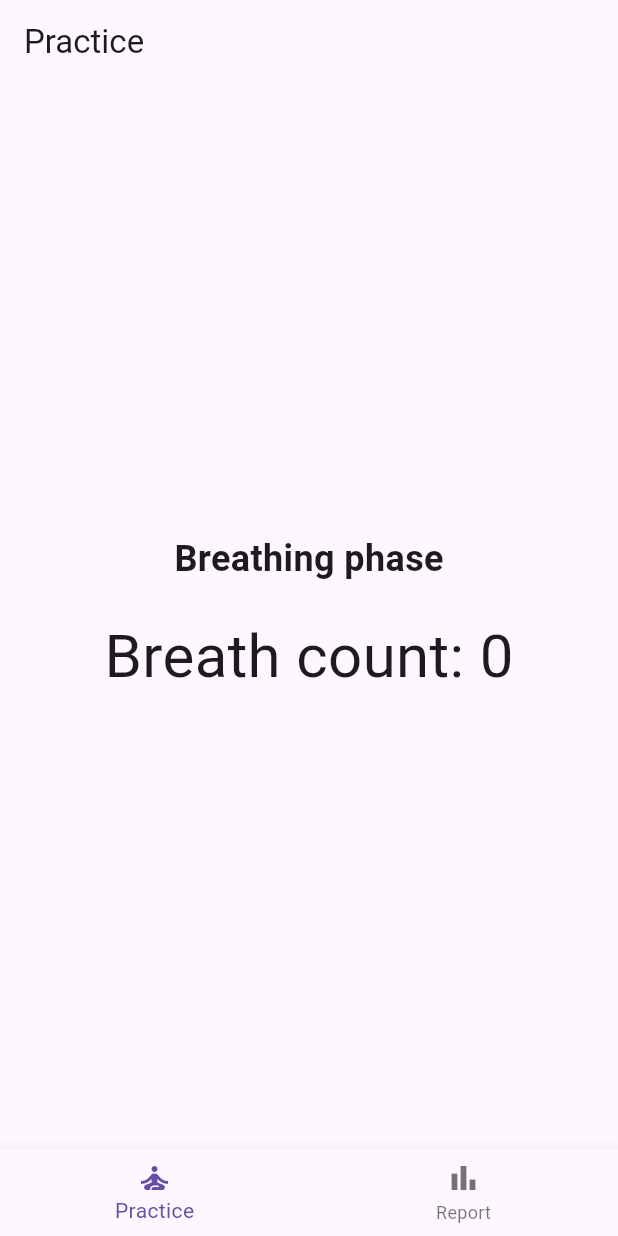
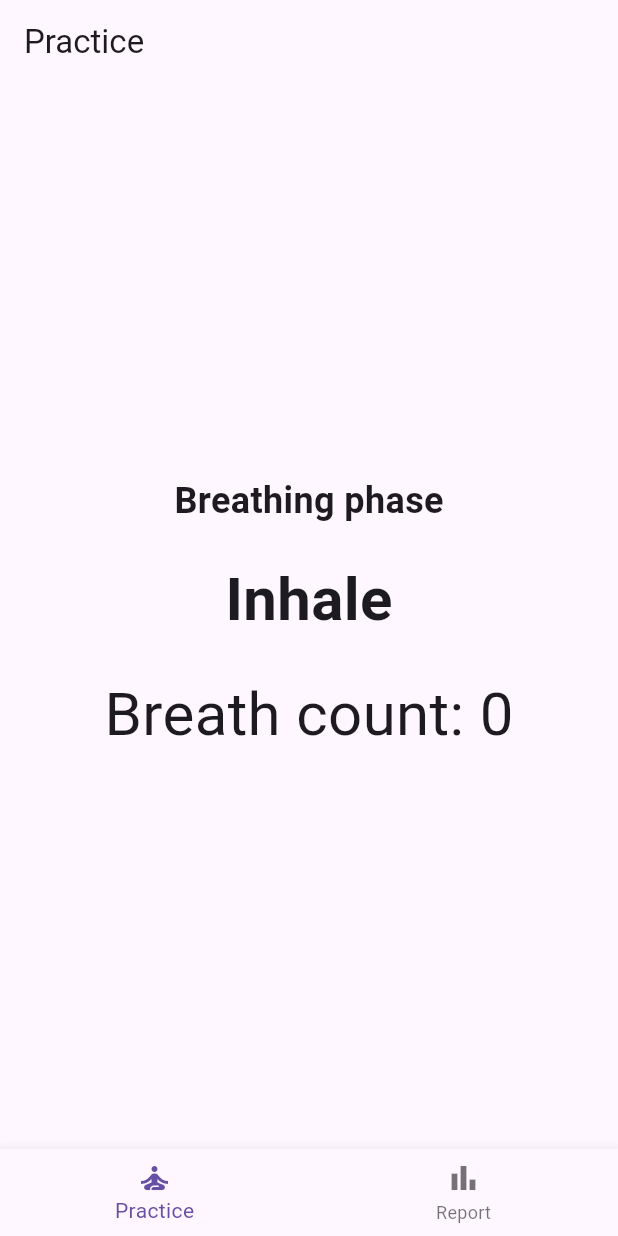
Before and after one commit to ymnavfka/wim_hof_breathing, a Flutter app: the screen it shows after launch, after a tap on "Start Practice", on a phone screen of 412 x 824 dp. Run offline on Flutter 3.47's test engine with Material 3 defaults, Android fonts, the phone set to English and light mode, and no system bars.

Commit message:
Add inhale and exhale indicators for breathing phase

```diff
--- a/wim_hof_breathing/lib/practice_screen.dart
+++ b/wim_hof_breathing/lib/practice_screen.dart
@@ -2,6 +2,8 @@ import 'dart:async';
 import 'package:flutter/material.dart';
 
 enum PracticePhase { start, breathing, holdFree, holdFixed }
+
+enum BreathState { inhale, exhale }
 
 class PracticeScreen extends StatefulWidget {
   @override
@@ -14,22 +16,30 @@ class _PracticeScreenState extends State<PracticeScreen> {
   int _secondsCounted = 0;
   Timer? _timer;
   int _freeHoldTime = 0;
+  BreathState _breathState = BreathState.inhale;
 
   void _startPractice() {
     setState(() {
       _currentPhase = PracticePhase.breathing;
       _breathCounter = 0;
       _secondsCounted = 0;
+      _breathState = BreathState.inhale;
     });
     _startBreathing();
   }
 
   void _startBreathing() {
     _timer?.cancel();
-    _timer = Timer.periodic(Duration(seconds: 4), (timer) {
+    _timer = Timer.periodic(Duration(seconds: 2), (timer) {
       setState(() {
-        _breathCounter++;
-        if (_breathCounter >= 30) {
+        if (_breathState == BreathState.inhale) {
+          _breathState = BreathState.exhale;
+        } else {
+          _breathState = BreathState.inhale;
+          _breathCounter++;
+        }
+
+        if (_breathCounter > 30) {
           timer.cancel();
           _currentPhase = PracticePhase.holdFree;
           _secondsCounted = 0;
@@ -93,6 +103,11 @@ class _PracticeScreenState extends State<PracticeScreen> {
             Text("Breathing phase",
                 style: TextStyle(fontSize: 24, fontWeight: FontWeight.bold)),
             SizedBox(height: 20),
+            Text(
+              _breathState == BreathState.inhale ? "Inhale" : "Exhale",
+              style: TextStyle(fontSize: 40, fontWeight: FontWeight.bold),
+            ),
+            SizedBox(height: 20),
             Text("Breath count: $_breathCounter",
                 style: TextStyle(fontSize: 40)),
           ],
```
